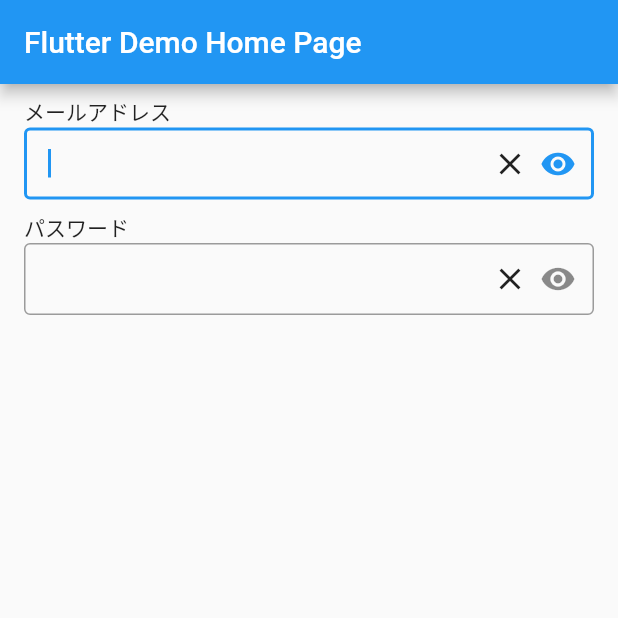
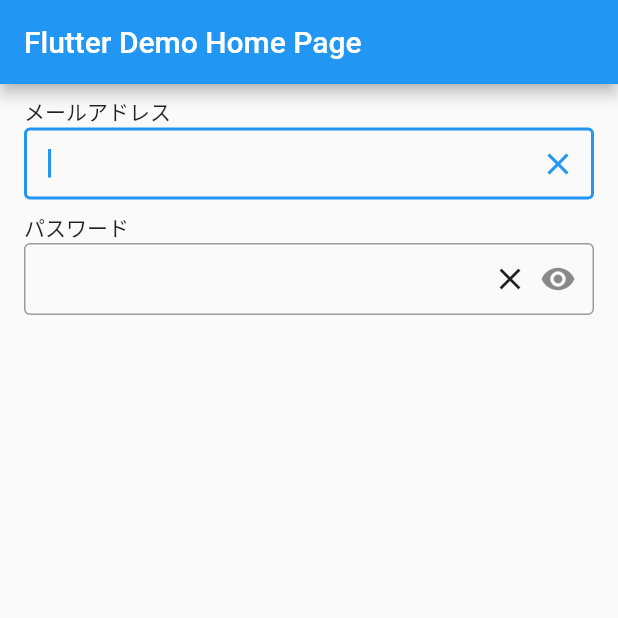
Before and after one commit to ikemura23/flutter-forms-playground, a Flutter app: the screen it shows after launch, on a phone screen of 412 x 824 dp, the top half of it. Run offline on Flutter 3.47's test engine with Material 2 defaults, Android fonts, the phone set to English and light mode, and no system bars.

Commit message:
スタイル微調整

```diff
--- a/lib/main.dart
+++ b/lib/main.dart
@@ -85,16 +85,9 @@ class _MyHomePageState extends State<MyHomePage> {
           keyboardType: TextInputType.emailAddress,
           autofocus: true,
           decoration: const InputDecoration(
-            contentPadding: EdgeInsets.only(left: 16, right: 32),
+            contentPadding: EdgeInsets.only(left: 16),
             border: OutlineInputBorder(),
-            suffixIcon: Icon(Icons.visibility),
-          ),
-        ),
-        Padding(
-          padding: const EdgeInsets.only(right: 32),
-          child: IconButton(
-            icon: const Icon(Icons.close),
-            onPressed: () {},
+            suffixIcon: Icon(Icons.close),
           ),
         ),
       ],
@@ -107,7 +100,7 @@ class _MyHomePageState extends State<MyHomePage> {
       children: [
         TextFormField(
           key: _passwordFormKey,
-          keyboardType: TextInputType.emailAddress,
+          keyboardType: TextInputType.visiblePassword,
           autofocus: true,
           decoration: const InputDecoration(
             contentPadding: EdgeInsets.only(left: 16, right: 32),
```
